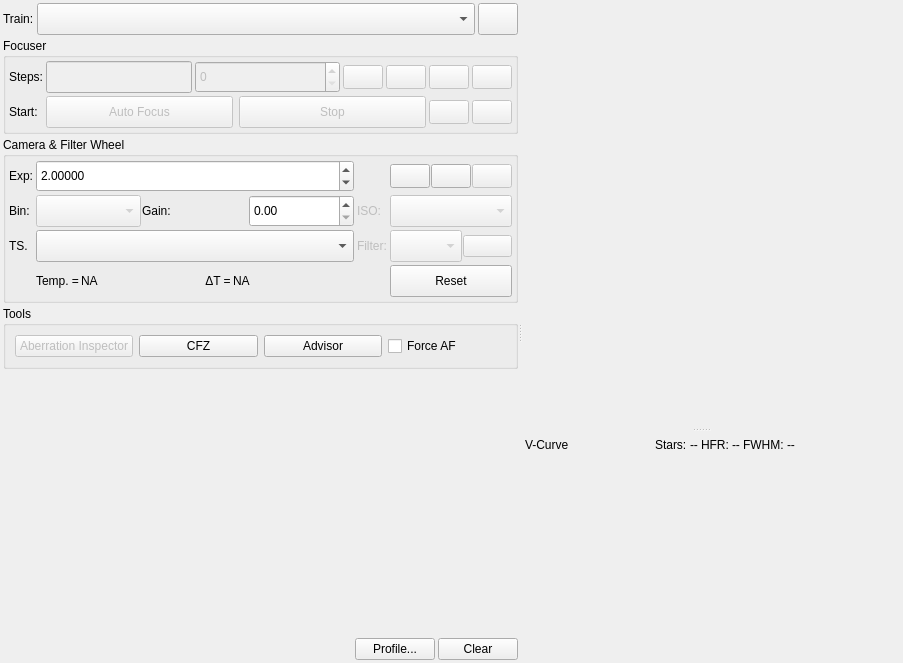
Above: kstars/ekos/focus/focus.ui from geeksville/kstars-fork before the change. Below: the same form after it.
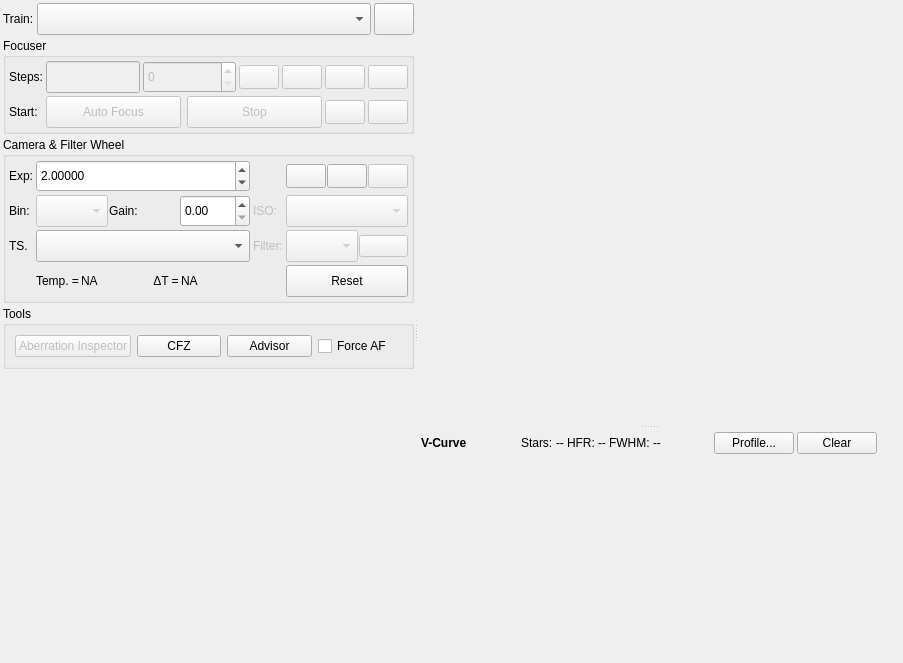
That is the form after the change. Icons and pictures are not drawn. Custom widgets are drawn as their Qt base class.

Commit message: Profile and clearing button moved between image and v-curve

What changed in the file:
```diff
--- a/kstars/ekos/focus/focus.ui
+++ b/kstars/ekos/focus/focus.ui
@@ -41,7 +41,7 @@
       <enum>Qt::Horizontal</enum>
      </property>
      <widget class="QWidget" name="layoutWidget">
-      <layout class="QVBoxLayout" name="leftLayout" stretch="0,0,0,0,0,0">
+      <layout class="QVBoxLayout" name="leftLayout" stretch="0,0,0,0,0">
        <property name="spacing">
         <number>3</number>
        </property>
@@ -952,46 +952,6 @@
          </property>
         </spacer>
        </item>
-       <item>
-        <layout class="QHBoxLayout" name="horizontalLayout_6">
-         <item>
-          <spacer name="horizontalSpacer_5">
-           <property name="orientation">
-            <enum>Qt::Horizontal</enum>
-           </property>
-           <property name="sizeHint" stdset="0">
-            <size>
-             <width>40</width>
-             <height>20</height>
-            </size>
-           </property>
-          </spacer>
-         </item>
-         <item>
-          <layout class="QHBoxLayout" name="horizontalLayout_7"/>
-         </item>
-         <item>
-          <widget class="QPushButton" name="relativeProfileB">
-           <property name="sizePolicy">
-            <sizepolicy hsizetype="Minimum" vsizetype="Fixed">
-             <horstretch>0</horstretch>
-             <verstretch>0</verstretch>
-            </sizepolicy>
-           </property>
-           <property name="text">
-            <string>Profile...</string>
-           </property>
-          </widget>
-         </item>
-         <item>
-          <widget class="QPushButton" name="clearDataB">
-           <property name="text">
-            <string>Clear</string>
-           </property>
-          </widget>
-         </item>
-        </layout>
-       </item>
       </layout>
      </widget>
      <widget class="QSplitter" name="rightLayout">
@@ -1057,6 +1017,12 @@
          <layout class="QHBoxLayout" name="horizontalLayout_9">
           <item>
            <widget class="QLabel" name="label">
+            <property name="font">
+             <font>
+              <weight>75</weight>
+              <bold>true</bold>
+             </font>
+            </property>
             <property name="text">
              <string>V-Curve</string>
             </property>
@@ -1130,6 +1096,26 @@
             </property>
            </spacer>
           </item>
+          <item>
+           <widget class="QPushButton" name="relativeProfileB">
+            <property name="sizePolicy">
+             <sizepolicy hsizetype="Minimum" vsizetype="Fixed">
+              <horstretch>0</horstretch>
+              <verstretch>0</verstretch>
+             </sizepolicy>
+            </property>
+            <property name="text">
+             <string>Profile...</string>
+            </property>
+           </widget>
+          </item>
+          <item>
+           <widget class="QPushButton" name="clearDataB">
+            <property name="text">
+             <string>Clear</string>
+            </property>
+           </widget>
+          </item>
          </layout>
         </item>
         <item>
```
Left out of the diff: 1 changed line with no effect on the pictures.
